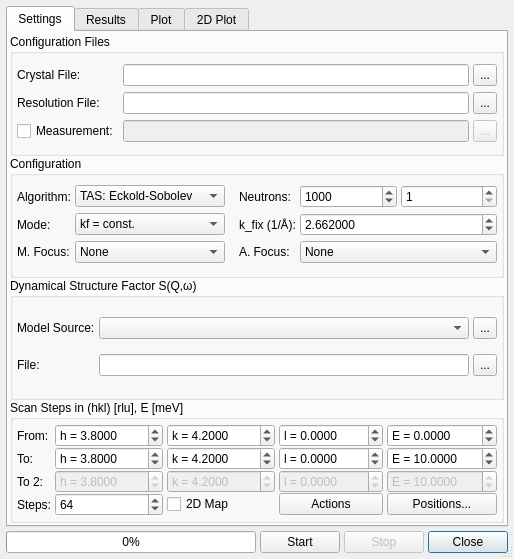
tweber-ill/frm_mirror-takin1, file ui/monteconvo.ui: the form before one commit.
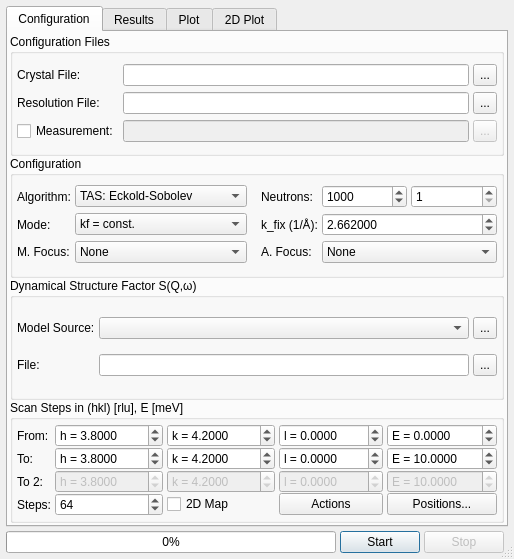
The form after the commit. Custom widgets are drawn as their Qt base class.

The edit to the form file:
```diff
--- a/ui/monteconvo.ui
+++ b/ui/monteconvo.ui
@@ -36,22 +36,6 @@
      </property>
     </widget>
    </item>
-   <item row="1" column="3">
-    <widget class="QDialogButtonBox" name="buttonBox">
-     <property name="sizePolicy">
-      <sizepolicy hsizetype="Fixed" vsizetype="Fixed">
-       <horstretch>0</horstretch>
-       <verstretch>0</verstretch>
-      </sizepolicy>
-     </property>
-     <property name="orientation">
-      <enum>Qt::Horizontal</enum>
-     </property>
-     <property name="standardButtons">
-      <set>QDialogButtonBox::Close</set>
-     </property>
-    </widget>
-   </item>
    <item row="1" column="1">
     <widget class="QPushButton" name="btnStart">
      <property name="sizePolicy">
@@ -72,7 +56,7 @@
      </property>
      <widget class="QWidget" name="tabSettings">
       <attribute name="title">
-       <string>Settings</string>
+       <string>Configuration</string>
       </attribute>
       <layout class="QGridLayout" name="gridLayout_6">
        <property name="horizontalSpacing">
@@ -108,6 +92,12 @@
           </item>
           <item row="2" column="3">
            <widget class="QLabel" name="label_13">
+            <property name="sizePolicy">
+             <sizepolicy hsizetype="Preferred" vsizetype="Preferred">
+              <horstretch>0</horstretch>
+              <verstretch>0</verstretch>
+             </sizepolicy>
+            </property>
             <property name="text">
              <string>A. Focus:</string>
             </property>
@@ -117,7 +107,7 @@
            <widget class="QComboBox" name="comboFocMono">
             <property name="sizePolicy">
              <sizepolicy hsizetype="Preferred" vsizetype="Fixed">
-              <horstretch>2</horstretch>
+              <horstretch>4</horstretch>
               <verstretch>0</verstretch>
              </sizepolicy>
             </property>
@@ -147,7 +137,7 @@
            <widget class="QComboBox" name="comboAlgo">
             <property name="sizePolicy">
              <sizepolicy hsizetype="Preferred" vsizetype="Fixed">
-              <horstretch>2</horstretch>
+              <horstretch>4</horstretch>
               <verstretch>0</verstretch>
              </sizepolicy>
             </property>
@@ -180,7 +170,7 @@
            <widget class="QComboBox" name="comboFixedK">
             <property name="sizePolicy">
              <sizepolicy hsizetype="Preferred" vsizetype="Fixed">
-              <horstretch>2</horstretch>
+              <horstretch>4</horstretch>
               <verstretch>0</verstretch>
              </sizepolicy>
             </property>
@@ -214,6 +204,12 @@
           </item>
           <item row="1" column="3">
            <widget class="QLabel" name="label_11">
+            <property name="sizePolicy">
+             <sizepolicy hsizetype="Preferred" vsizetype="Preferred">
+              <horstretch>0</horstretch>
+              <verstretch>0</verstretch>
+             </sizepolicy>
+            </property>
             <property name="text">
              <string>k_fix (1/Å):</string>
             </property>
```
Left out of the diff: 47 changed lines with no effect on the pictures.
